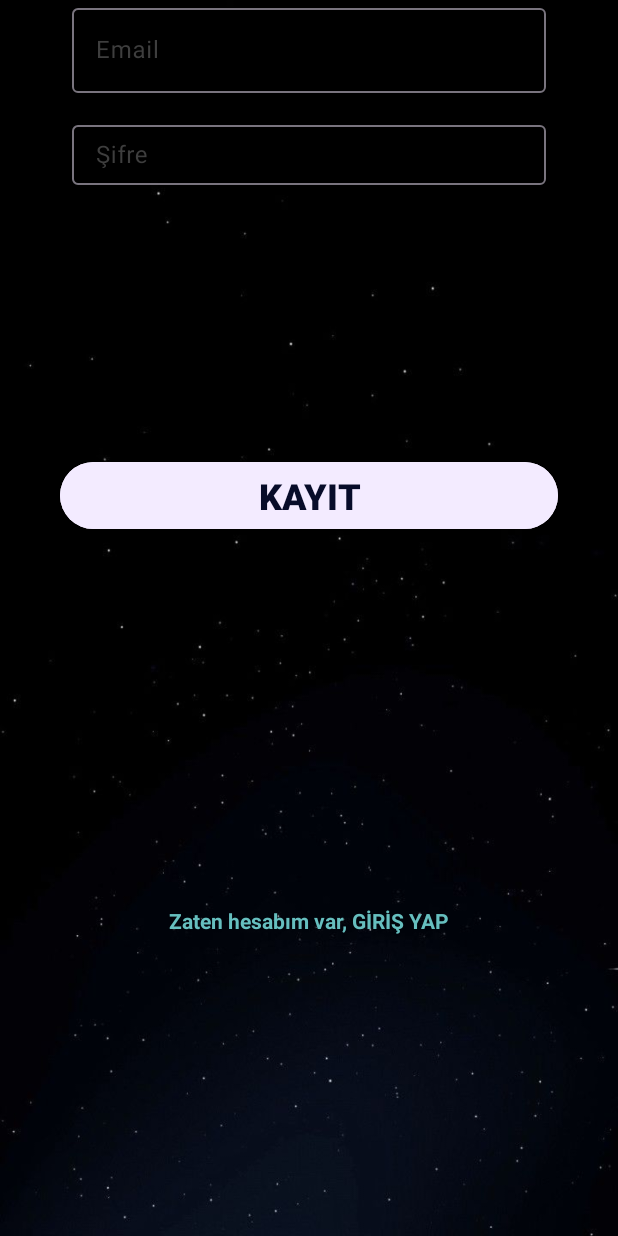
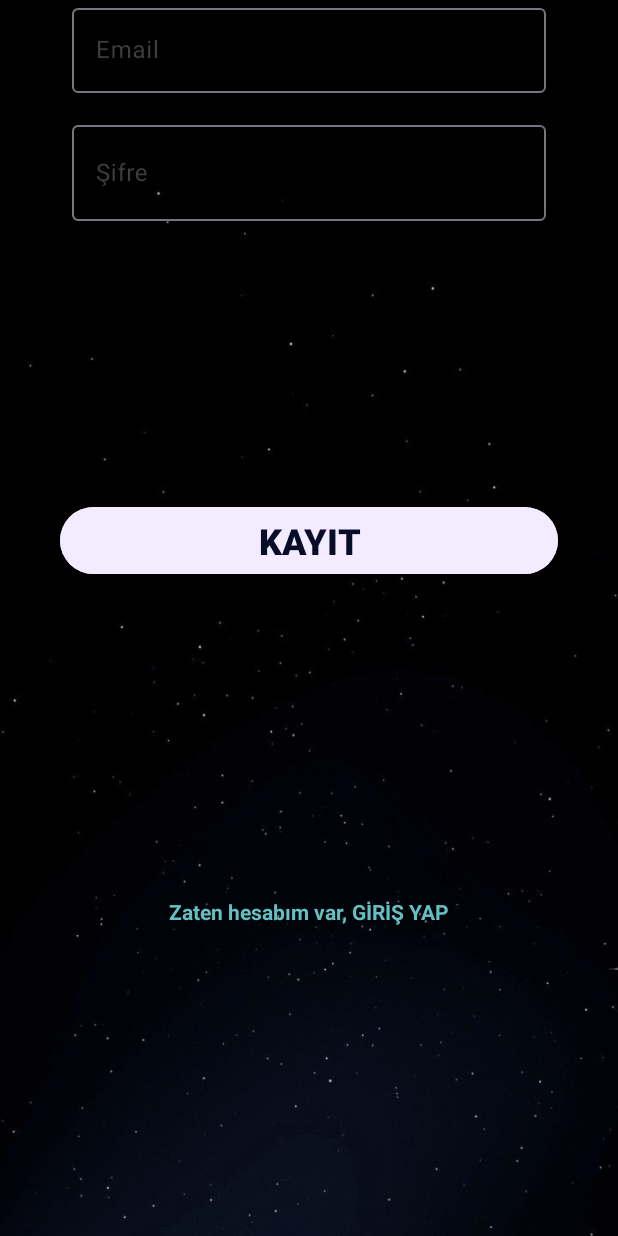
Before and after one commit to Adl1coder/GungorEcommerce, an Android app: the screen it shows after launch (MainActivity), after a tap on "Hesabın var mı? KAYDOL", on a phone screen of 412 x 824 dp. Run offline under Robolectric (Android 15) with nearby library versions, the phone set to English and light mode, and no system bars; our stand-ins replace Dagger/Hilt's generated code, Firebase (no records; nobody signed in at launch, a user with empty details on screens opened directly), navigation-ui; 1 other tap on this screen came first.

Commit message:
updated layouts

```diff
--- a/app/src/main/res/layout/fragment_favorite.xml
+++ b/app/src/main/res/layout/fragment_favorite.xml
@@ -4,14 +4,14 @@
     xmlns:tools="http://schemas.android.com/tools"
     android:layout_width="match_parent"
     android:layout_height="match_parent"
-    android:background="@drawable/back">
+    android:background="@color/light_blue">
 
     <androidx.recyclerview.widget.RecyclerView
         android:id="@+id/rv_favorites"
         android:layout_width="0dp"
         android:layout_height="0dp"
         android:layout_marginTop="8dp"
-        android:background="@color/light_blue"
+        android:background="@color/textp"
         android:orientation="vertical"
         app:layoutManager="androidx.recyclerview.widget.LinearLayoutManager"
         app:layout_constraintBottom_toBottomOf="parent"
--- a/app/src/main/res/layout/fragment_search.xml
+++ b/app/src/main/res/layout/fragment_search.xml
@@ -4,7 +4,7 @@
     xmlns:tools="http://schemas.android.com/tools"
     android:layout_width="match_parent"
     android:layout_height="match_parent"
-    android:background="@drawable/back">
+    android:background="@color/textp">
 
     <androidx.appcompat.widget.SearchView
         android:id="@+id/searchView"
--- a/app/src/main/res/layout/fragment_sign_up.xml
+++ b/app/src/main/res/layout/fragment_sign_up.xml
@@ -52,7 +52,7 @@
         <com.google.android.material.textfield.TextInputEditText
             android:id="@+id/et_password"
             android:layout_width="match_parent"
-            android:layout_height="40dp"
+            android:layout_height="64dp"
             android:inputType="textPassword"
             android:textColor="?android:attr/colorFocusedHighlight" />
     </com.google.android.material.textfield.TextInputLayout>
@@ -64,7 +64,7 @@
         android:layout_marginStart="40dp"
         android:layout_marginTop="16dp"
         android:layout_marginEnd="40dp"
-        android:layout_marginBottom="83dp"
+        android:layout_marginBottom="40dp"
         android:backgroundTint="@color/light_blue"
         android:text="@string/signup"
         android:textAppearance="@style/TextAppearance.AppCompat.Body2"
```
Also changed, not shown: app/src/main/res/layout/fragment_home.xml (+8 -6 lines), app/src/main/java/com/adilegungor/gungorecommerce/common/Extensions.kt (line endings or trailing spaces).
